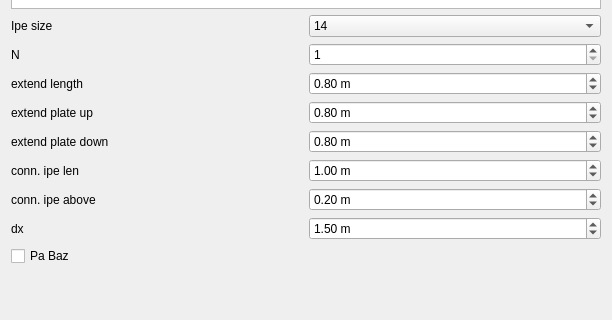
Before: the Qt Designer form Resources/ui/column.ui in ebrahimraeyat/SteelColumn, drawn with Qt 5; both pictures show x 0 to 612 and y 297 to 617 of the 612 by 617 pixel window.
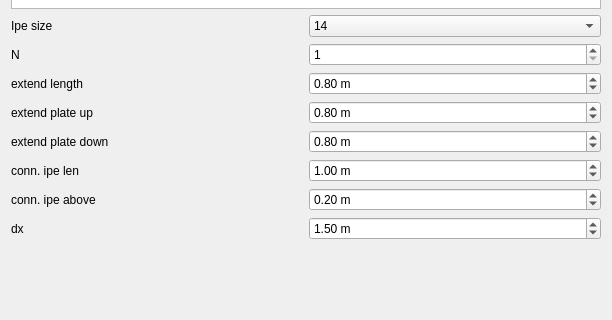
After: the same form once the commit is applied.

Diff of the .ui file:
```diff
--- a/Resources/ui/column.ui
+++ b/Resources/ui/column.ui
@@ -265,16 +265,6 @@
        </item>
       </layout>
      </item>
-     <item>
-      <widget class="QCheckBox" name="pa_baz">
-       <property name="layoutDirection">
-        <enum>Qt::LeftToRight</enum>
-       </property>
-       <property name="text">
-        <string>Pa Baz</string>
-       </property>
-      </widget>
-     </item>
      <item>
       <spacer name="verticalSpacer">
        <property name="orientation">
```
